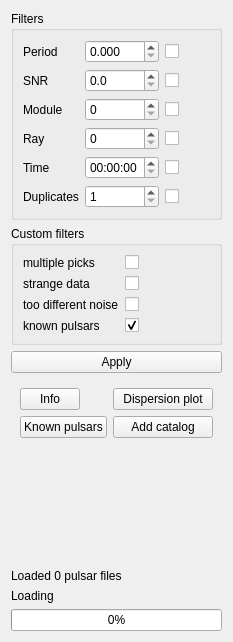
Above: src/analytics.ui from vtyulb/BSA-Analytics before the change. Below: the same form after it.
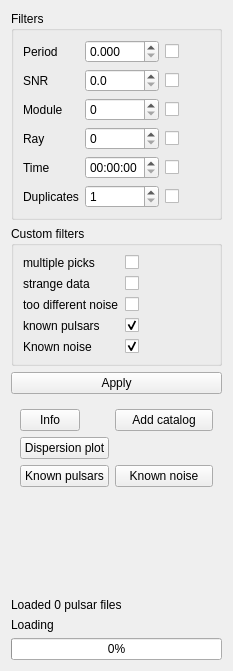
That is the form after the change.

Commit message: known noises

The edit to the form file:
```diff
--- a/src/analytics.ui
+++ b/src/analytics.ui
@@ -7,7 +7,7 @@
     <x>0</x>
     <y>0</y>
     <width>233</width>
-    <height>642</height>
+    <height>671</height>
    </rect>
   </property>
   <property name="windowTitle">
@@ -156,6 +156,13 @@
      <layout class="QHBoxLayout" name="horizontalLayout">
       <item>
        <layout class="QGridLayout" name="gridLayout_2">
+        <item row="4" column="0">
+         <widget class="QLabel" name="label_11">
+          <property name="text">
+           <string>Known noise</string>
+          </property>
+         </widget>
+        </item>
         <item row="0" column="0">
          <widget class="QLabel" name="label_6">
           <property name="text">
@@ -221,6 +228,16 @@
           </property>
          </widget>
         </item>
+        <item row="4" column="1">
+         <widget class="QCheckBox" name="knownNoise">
+          <property name="text">
+           <string/>
+          </property>
+          <property name="checked">
+           <bool>true</bool>
+          </property>
+         </widget>
+        </item>
        </layout>
       </item>
      </layout>
@@ -249,27 +266,34 @@
         </property>
        </widget>
       </item>
-      <item row="0" column="1">
+      <item row="2" column="1">
+       <widget class="QPushButton" name="knownNoiseButton">
+        <property name="text">
+         <string>Known noise</string>
+        </property>
+       </widget>
+      </item>
+      <item row="2" column="0">
+       <widget class="QPushButton" name="knownPulsarsButton">
+        <property name="text">
+         <string>Known pulsars</string>
+        </property>
+       </widget>
+      </item>
+      <item row="1" column="0">
        <widget class="QPushButton" name="dispersionPlotButton">
         <property name="text">
          <string>Dispersion plot</string>
         </property>
        </widget>
       </item>
-      <item row="1" column="1">
+      <item row="0" column="1">
        <widget class="QPushButton" name="addPulsarCatalog">
         <property name="text">
          <string>Add catalog</string>
         </property>
        </widget>
       </item>
-      <item row="1" column="0">
-       <widget class="QPushButton" name="knownPulsarsButton">
-        <property name="text">
-         <string>Known pulsars</string>
-        </property>
-       </widget>
-      </item>
      </layout>
     </widget>
    </item>
```
Left out of the diff: 14 changed lines with no effect on the pictures. The commit also changes 6 other files.
